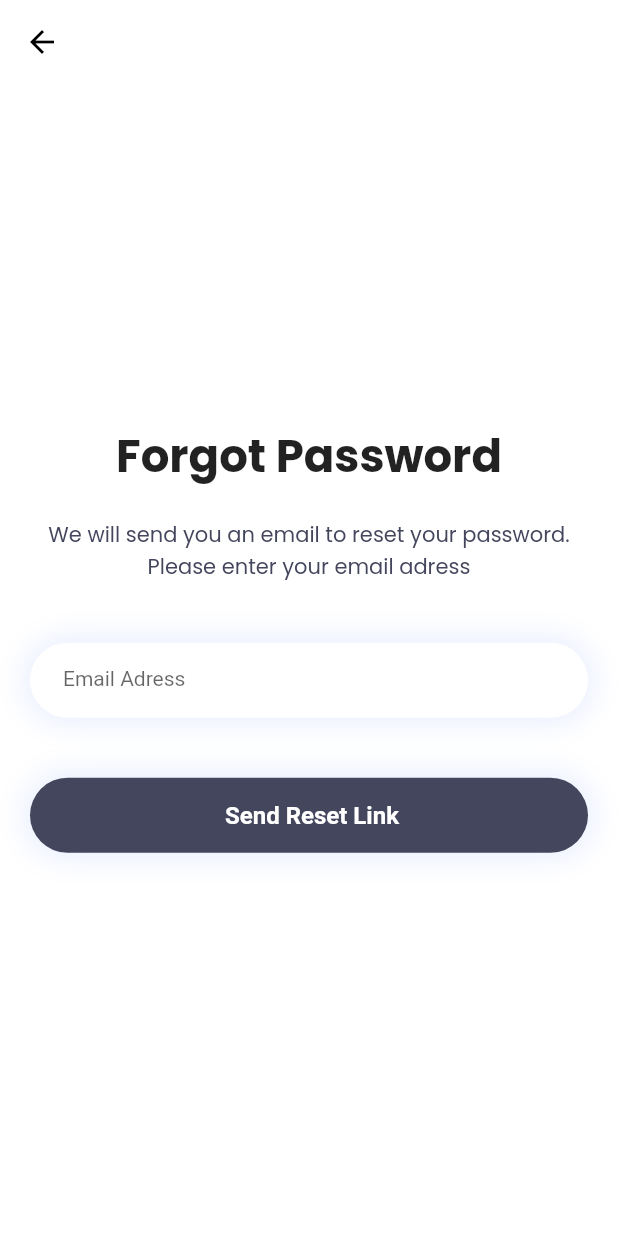
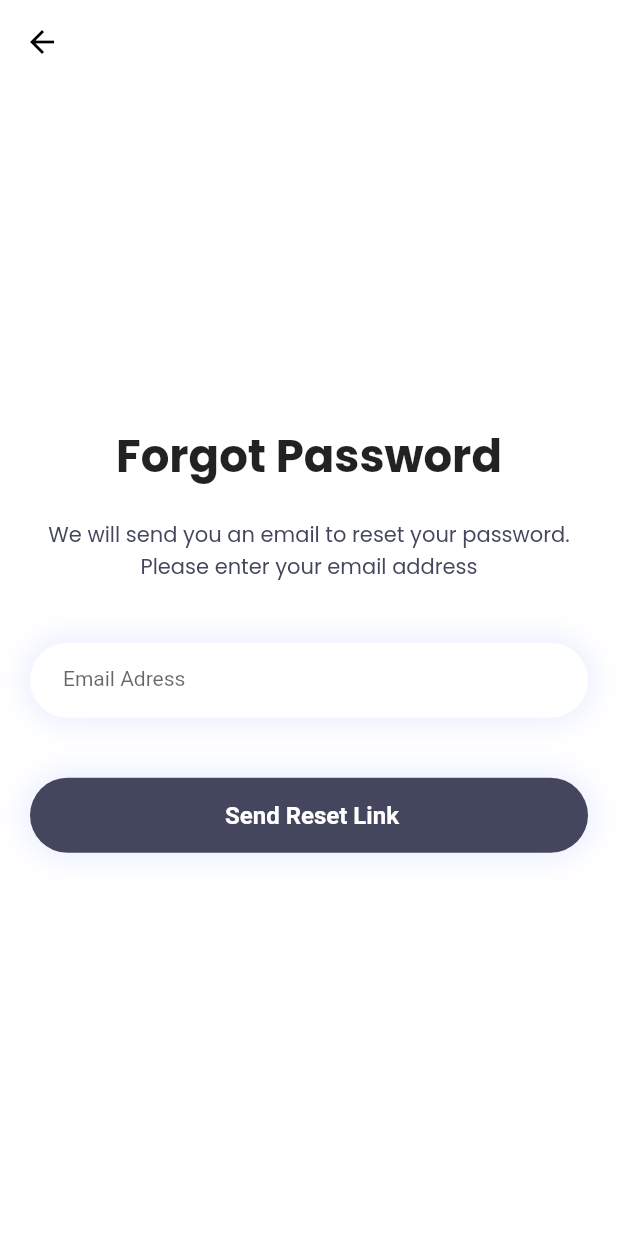
Before and after one commit to shopisan/shopisan-client, a Flutter app: the ForgotPasswordScreen screen opened directly, on a phone screen of 412 x 824 dp. Run offline on Flutter 3.47's test engine with Material 2 defaults, Android fonts, the phone set to English and light mode, and no system bars; our stand-ins replace carousel_slider, flutter_svg, google_fonts, google_maps_flutter, multi_select_flutter; generated files the repository leaves out were written again.

Commit message:
Fixed packages import

```diff
--- a/lib/screens/CommercialScreen.dart
+++ b/lib/screens/CommercialScreen.dart
@@ -2,10 +2,10 @@ import 'package:flutter/cupertino.dart';
 import 'package:flutter/material.dart';
 import 'package:flutter_svg/svg.dart';
 import 'package:google_fonts/google_fonts.dart';
-import 'file:///C:/Users/pc/AndroidStudioProjects/shopisan_app/lib/components/CommercialScreenTab/DescriptionTabCommercial/DescriptionTabCommercial.dart';
+import 'package:shopisan/components/CommercialScreenTab/DescriptionTabCommercial/DescriptionTabCommercial.dart';
 import 'package:shopisan/components/CommercialScreenTab/DetailsCommercialScreenTab/CategoriesCommercial.dart';
 import 'package:shopisan/components/CommercialScreenTab/MapTabCommercial.dart';
-import 'file:///C:/Users/pc/AndroidStudioProjects/shopisan_app/lib/components/CommercialScreenTab/PostsTabCommercial/PostsTabCommercial.dart';
+import 'package:shopisan/components/CommercialScreenTab/PostsTabCommercial/PostsTabCommercial.dart';
 import 'package:shopisan/theme/colors.dart';
 import 'package:shopisan/theme/icons.dart';
 
--- a/lib/screens/ForgotPassword.dart
+++ b/lib/screens/ForgotPassword.dart
@@ -31,7 +31,7 @@ class _ForgotPasswordScreenState extends State<ForgotPasswordScreen> {
             ),),
             Padding(
               padding: EdgeInsets.fromLTRB(0, 20, 0, 40),
-              child: Text("We will send you an email to reset your password. Please enter your email adress",
+              child: Text("We will send you an email to reset your password. Please enter your email address",
                 style: GoogleFonts.poppins(
                   fontSize: 14,
                   color: CustomColors.textResearch,
```
